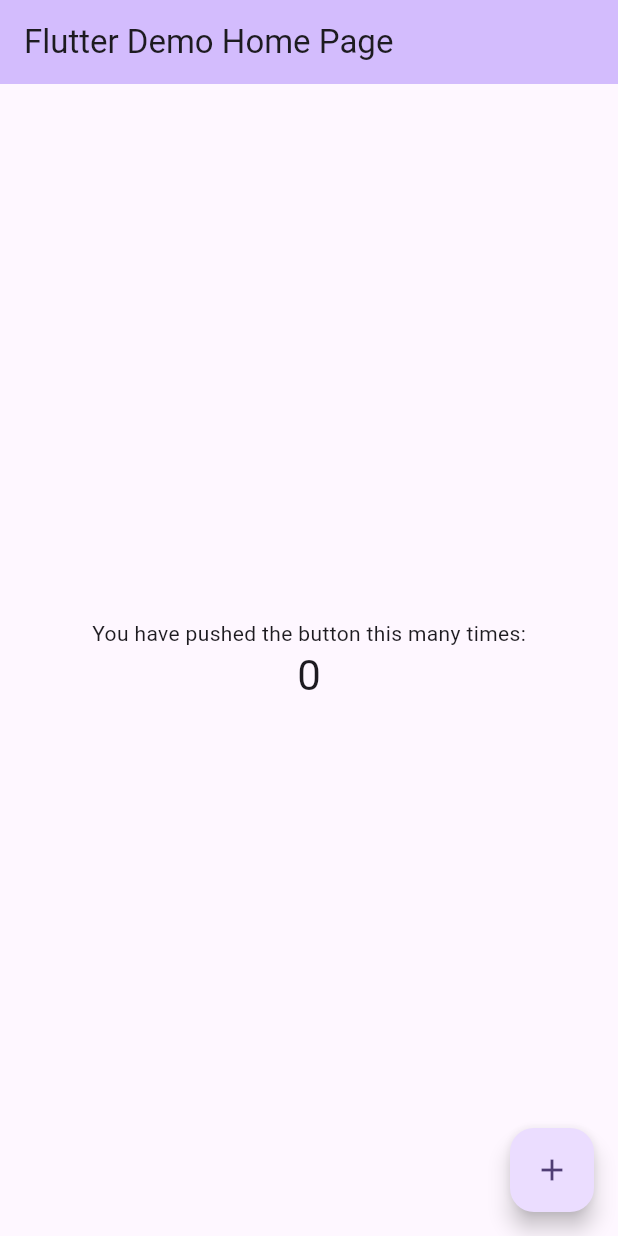
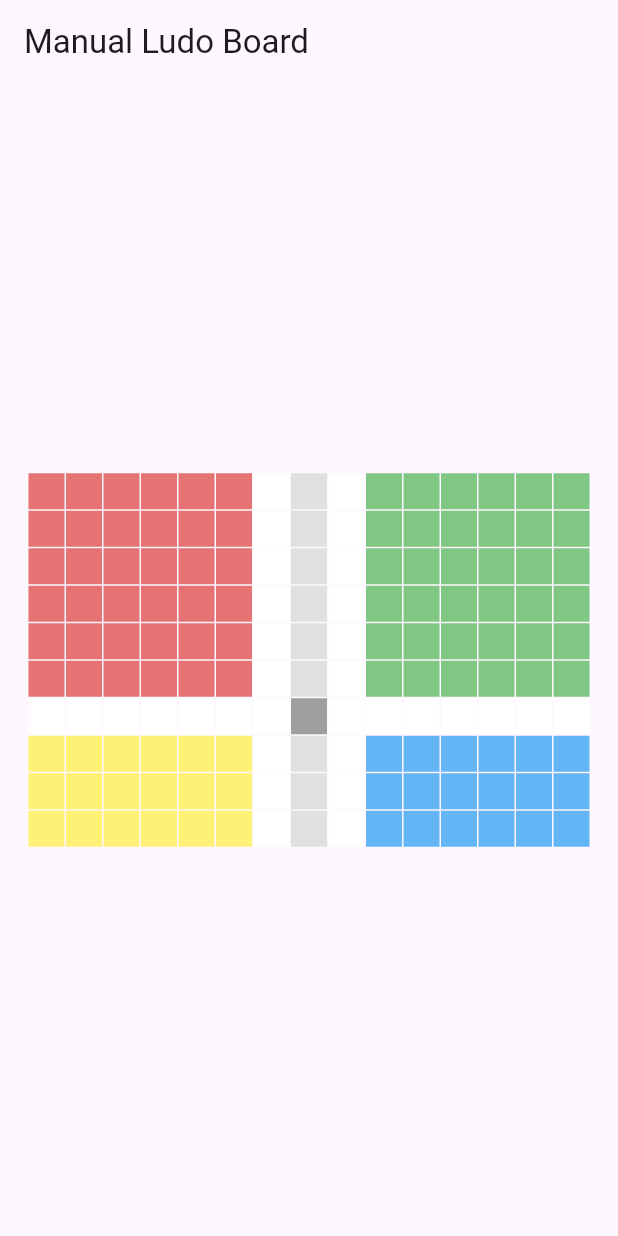
Before and after one commit to chintaman2004/Ludo-Board, a Flutter app: the screen it shows after launch, on a phone screen of 412 x 824 dp. Run offline on Flutter 3.47's test engine with Material 3 defaults, Android fonts, the phone set to English and light mode, and no system bars.

Commit message:
Errors Removed

```diff
--- a/ludoboard/lib/main.dart
+++ b/ludoboard/lib/main.dart
@@ -1,122 +1,254 @@
 import 'package:flutter/material.dart';
 
 void main() {
-  runApp(const MyApp());
+  runApp(
+    MaterialApp(home: ManualLudoBoard(), debugShowCheckedModeBanner: false),
+  );
 }
 
-class MyApp extends StatelessWidget {
-  const MyApp({super.key});
+class ManualLudoBoard extends StatelessWidget {
+  const ManualLudoBoard({super.key});
 
-  // This widget is the root of your application.
-  @override
-  Widget build(BuildContext context) {
-    return MaterialApp(
-      title: 'Flutter Demo',
-      theme: ThemeData(
-        // This is the theme of your application.
-        //
-        // TRY THIS: Try running your application with "flutter run". You'll see
-        // the application has a purple toolbar. Then, without quitting the app,
-        // try changing the seedColor in the colorScheme below to Colors.green
-        // and then invoke "hot reload" (save your changes or press the "hot
-        // reload" button in a Flutter-supported IDE, or press "r" if you used
-        // the command line to start the app).
-        //
-        // Notice that the counter didn't reset back to zero; the application
-        // state is not lost during the reload. To reset the state, use hot
-        // restart instead.
-        //
-        // This works for code too, not just values: Most code changes can be
-        // tested with just a hot reload.
-        colorScheme: ColorScheme.fromSeed(seedColor: Colors.deepPurple),
-      ),
-      home: const MyHomePage(title: 'Flutter Demo Home Page'),
+  // A helper function to make one box
+  Widget box(Color color) {
+    return Container(
+      width: 24,
+      height: 24,
+      margin: EdgeInsets.all(0.5),
+      color: color,
     );
-  }
-}
-
-class MyHomePage extends StatefulWidget {
-  const MyHomePage({super.key, required this.title});
-
-  // This widget is the home page of your application. It is stateful, meaning
-  // that it has a State object (defined below) that contains fields that affect
-  // how it looks.
-
-  // This class is the configuration for the state. It holds the values (in this
-  // case the title) provided by the parent (in this case the App widget) and
-  // used by the build method of the State. Fields in a Widget subclass are
-  // always marked "final".
-
-  final String title;
-
-  @override
-  State<MyHomePage> createState() => _MyHomePageState();
-}
-
-class _MyHomePageState extends State<MyHomePage> {
-  int _counter = 0;
-
-  void _incrementCounter() {
-    setState(() {
-      // This call to setState tells the Flutter framework that something has
-      // changed in this State, which causes it to rerun the build method below
-      // so that the display can reflect the updated values. If we changed
-      // _counter without calling setState(), then the build method would not be
-      // called again, and so nothing would appear to happen.
-      _counter++;
-    });
   }
 
   @override
   Widget build(BuildContext context) {
-    // This method is rerun every time setState is called, for instance as done
-    // by the _incrementCounter method above.
-    //
-    // The Flutter framework has been optimized to make rerunning build methods
-    // fast, so that you can just rebuild anything that needs updating rather
-    // than having to individually change instances of widgets.
     return Scaffold(
-      appBar: AppBar(
-        // TRY THIS: Try changing the color here to a specific color (to
-        // Colors.amber, perhaps?) and trigger a hot reload to see the AppBar
-        // change color while the other colors stay the same.
-        backgroundColor: Theme.of(context).colorScheme.inversePrimary,
-        // Here we take the value from the MyHomePage object that was created by
-        // the App.build method, and use it to set our appbar title.
-        title: Text(widget.title),
-      ),
+      appBar: AppBar(title: Text('Manual Ludo Board')),
       body: Center(
-        // Center is a layout widget. It takes a single child and positions it
-        // in the middle of the parent.
         child: Column(
-          // Column is also a layout widget. It takes a list of children and
-          // arranges them vertically. By default, it sizes itself to fit its
-          // children horizontally, and tries to be as tall as its parent.
-          //
-          // Column has various properties to control how it sizes itself and
-          // how it positions its children. Here we use mainAxisAlignment to
-          // center the children vertically; the main axis here is the vertical
-          // axis because Columns are vertical (the cross axis would be
-          // horizontal).
-          //
-          // TRY THIS: Invoke "debug painting" (choose the "Toggle Debug Paint"
-          // action in the IDE, or press "p" in the console), to see the
-          // wireframe for each widget.
           mainAxisAlignment: MainAxisAlignment.center,
-          children: <Widget>[
-            const Text('You have pushed the button this many times:'),
-            Text(
-              '$_counter',
-              style: Theme.of(context).textTheme.headlineMedium,
+          children: [
+            // 🟥 Line 1 (Top row)
+            Row(
+              mainAxisAlignment: MainAxisAlignment.center,
+              children: [
+                box(Colors.red[300]!),
+                box(Colors.red[300]!),
+                box(Colors.red[300]!),
+                box(Colors.red[300]!),
+                box(Colors.red[300]!),
+                box(Colors.red[300]!),
+                box(Colors.white),
+                box(Colors.grey[300]!),
+                box(Colors.white),
+                box(Colors.green[300]!),
+                box(Colors.green[300]!),
+                box(Colors.green[300]!),
+                box(Colors.green[300]!),
+                box(Colors.green[300]!),
+                box(Colors.green[300]!),
+              ],
+            ),
+
+            // 🟥 Line 2
+            Row(
+              mainAxisAlignment: MainAxisAlignment.center,
+              children: [
+                box(Colors.red[300]!),
+                box(Colors.red[300]!),
+                box(Colors.red[300]!),
+                box(Colors.red[300]!),
+                box(Colors.red[300]!),
+                box(Colors.red[300]!),
+                box(Colors.white),
+                box(Colors.grey[300]!),
+                box(Colors.white),
+                box(Colors.green[300]!),
+                box(Colors.green[300]!),
+                box(Colors.green[300]!),
+                box(Colors.green[300]!),
+                box(Colors.green[300]!),
+                box(Colors.green[300]!),
+              ],
+            ),
+
+            // Line 3
+            Row(
+              mainAxisAlignment: MainAxisAlignment.center,
+              children: [
+                box(Colors.red[300]!),
+                box(Colors.red[300]!),
+                box(Colors.red[300]!),
+                box(Colors.red[300]!),
+                box(Colors.red[300]!),
+                box(Colors.red[300]!),
+                box(Colors.white),
+                box(Colors.grey[300]!),
+                box(Colors.white),
+                box(Colors.green[300]!),
+                box(Colors.green[300]!),
+                box(Colors.green[300]!),
+                box(Colors.green[300]!),
+                box(Colors.green[300]!),
+                box(Colors.green[300]!),
+              ],
+            ),
+
+            // Line 4
+            Row(
+              mainAxisAlignment: MainAxisAlignment.center,
+              children: [
+                box(Colors.red[300]!),
+                box(Colors.red[300]!),
+                box(Colors.red[300]!),
+                box(Colors.red[300]!),
+                box(Colors.red[300]!),
+                box(Colors.red[300]!),
+                box(Colors.white),
+                box(Colors.grey[300]!),
+                box(Colors.white),
+                box(Colors.green[300]!),
+                box(Colors.green[300]!),
+                box(Colors.green[300]!),
+                box(Colors.green[300]!),
+                box(Colors.green[300]!),
+                box(Colors.green[300]!),
+              ],
+            ),
+
+            // Line 5
+            Row(
+              mainAxisAlignment: MainAxisAlignment.center,
+              children: [
+                box(Colors.red[300]!),
+                box(Colors.red[300]!),
+                box(Colors.red[300]!),
+                box(Colors.red[300]!),
+                box(Colors.red[300]!),
+                box(Colors.red[300]!),
+                box(Colors.white),
+                box(Colors.grey[300]!),
+                box(Colors.white),
+                box(Colors.green[300]!),
+                box(Colors.green[300]!),
+                box(Colors.green[300]!),
+                box(Colors.green[300]!),
+                box(Colors.green[300]!),
+                box(Colors.green[300]!),
+              ],
+            ),
+
+            // Line 6
+            Row(
+              mainAxisAlignment: MainAxisAlignment.center,
+              children: [
+                box(Colors.red[300]!),
+                box(Colors.red[300]!),
+                box(Colors.red[300]!),
+                box(Colors.red[300]!),
+                box(Colors.red[300]!),
+                box(Colors.red[300]!),
+                box(Colors.white),
+                box(Colors.grey[300]!),
+                box(Colors.white),
+                box(Colors.green[300]!),
+                box(Colors.green[300]!),
+                box(Colors.green[300]!),
+                box(Colors.green[300]!),
+                box(Colors.green[300]!),
+                box(Colors.green[300]!),
+              ],
+            ),
+
+            // Line 7 (middle row)
+            Row(
+              mainAxisAlignment: MainAxisAlignment.center,
+              children: [
+                box(Colors.white),
+                box(Colors.white),
+                box(Colors.white),
+                box(Colors.white),
+                box(Colors.white),
+                box(Colors.white),
+                box(Colors.white),
+                box(Colors.grey[500]!), // center
+                box(Colors.white),
+                box(Colors.white),
+                box(Colors.white),
+                box(Colors.white),
+                box(Colors.white),
+                box(Colors.white),
+                box(Colors.white),
+              ],
+            ),
+
+            // Line 8 (bottom half starts)
+            Row(
+              mainAxisAlignment: MainAxisAlignment.center,
+              children: [
+                box(Colors.yellow[300]!),
+                box(Colors.yellow[300]!),
+                box(Colors.yellow[300]!),
+                box(Colors.yellow[300]!),
+                box(Colors.yellow[300]!),
+                box(Colors.yellow[300]!),
+                box(Colors.white),
+                box(Colors.grey[300]!),
+                box(Colors.white),
+                box(Colors.blue[300]!),
+                box(Colors.blue[300]!),
+                box(Colors.blue[300]!),
+                box(Colors.blue[300]!),
+                box(Colors.blue[300]!),
+                box(Colors.blue[300]!),
+              ],
+            ),
+
+            // Line 9
+            Row(
+              mainAxisAlignment: MainAxisAlignment.center,
+              children: [
+                box(Colors.yellow[300]!),
+                box(Colors.yellow[300]!),
+                box(Colors.yellow[300]!),
+                box(Colors.yellow[300]!),
+                box(Colors.yellow[300]!),
+                box(Colors.yellow[300]!),
+                box(Colors.white),
+                box(Colors.grey[300]!),
+                box(Colors.white),
+                box(Colors.blue[300]!),
+                box(Colors.blue[300]!),
+                box(Colors.blue[300]!),
+                box(Colors.blue[300]!),
+                box(Colors.blue[300]!),
+                box(Colors.blue[300]!),
+              ],
+            ),
+
+            // Line 10
+            Row(
+              mainAxisAlignment: MainAxisAlignment.center,
+              children: [
+                box(Colors.yellow[300]!),
+                box(Colors.yellow[300]!),
+                box(Colors.yellow[300]!),
+                box(Colors.yellow[300]!),
+                box(Colors.yellow[300]!),
+                box(Colors.yellow[300]!),
+                box(Colors.white),
+                box(Colors.grey[300]!),
+                box(Colors.white),
+                box(Colors.blue[300]!),
+                box(Colors.blue[300]!),
+                box(Colors.blue[300]!),
+                box(Colors.blue[300]!),
+                box(Colors.blue[300]!),
+                box(Colors.blue[300]!),
+              ],
             ),
           ],
         ),
       ),
-      floatingActionButton: FloatingActionButton(
-        onPressed: _incrementCounter,
-        tooltip: 'Increment',
-        child: const Icon(Icons.add),
-      ), // This trailing comma makes auto-formatting nicer for build methods.
     );
   }
 }
```
Also changed, not shown: 1 other file.
